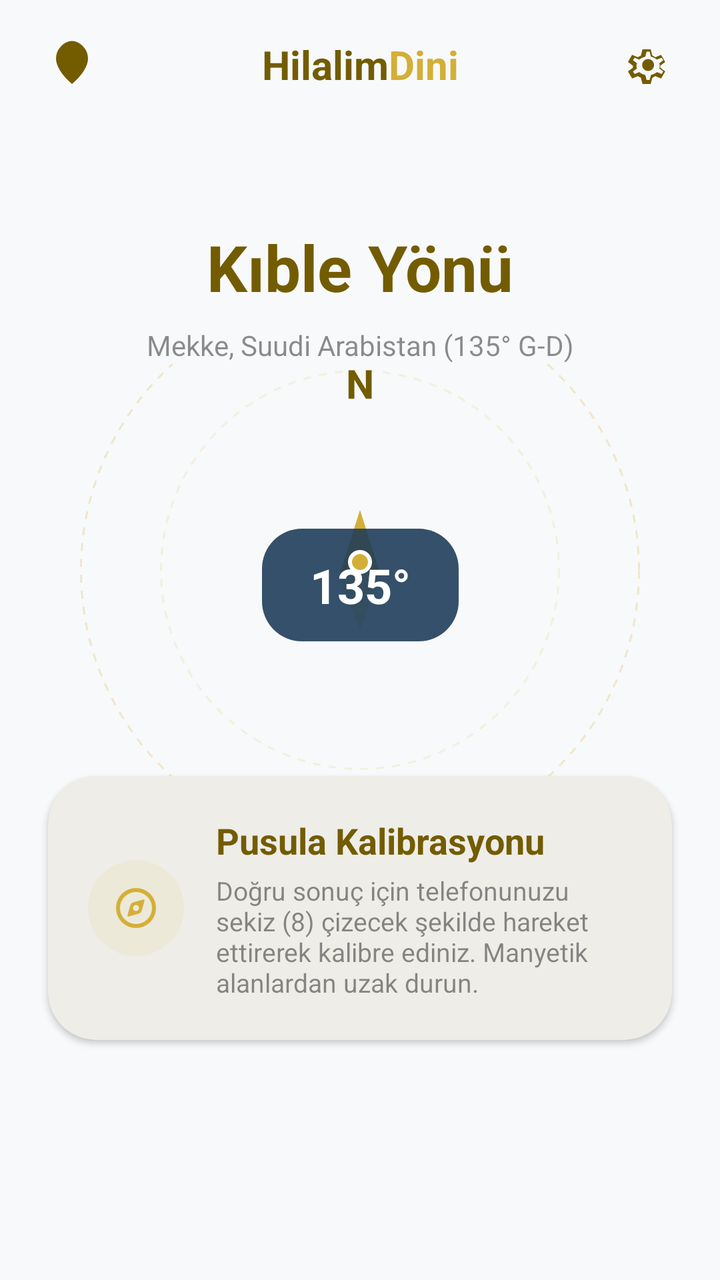
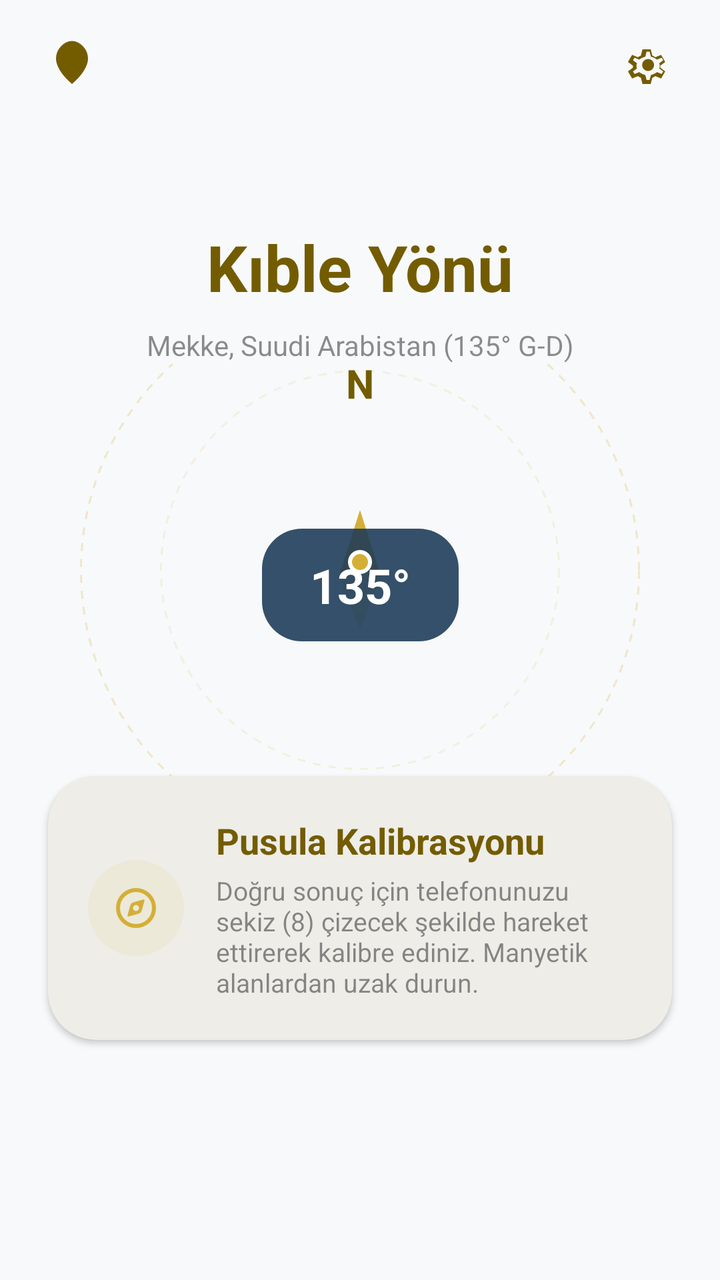

Before-and-after screenshots of an Android layout around one commit, followed by the original layout XML and the change that was made.
<!-- AndroidManifest.xml: application theme Theme.Hilalim -->
<!-- res/layout/fragment_kible.xml -->
<?xml version="1.0" encoding="utf-8"?>
<androidx.constraintlayout.widget.ConstraintLayout xmlns:android="http://schemas.android.com/apk/res/android"
    xmlns:app="http://schemas.android.com/apk/res-auto"
    xmlns:tools="http://schemas.android.com/tools"
    android:layout_width="match_parent"
    android:layout_height="match_parent"
    android:background="@color/neutral_bg"
    tools:context=".KibleFragment">

    
    <androidx.constraintlayout.widget.ConstraintLayout
        android:id="@+id/header_layout"
        android:layout_width="match_parent"
        android:layout_height="64dp"
        android:paddingHorizontal="16dp"
        app:layout_constraintTop_toTopOf="parent">

        <ImageView
            android:id="@+id/btn_location"
            android:layout_width="40dp"
            android:layout_height="40dp"
            android:padding="8dp"
            android:src="@drawable/ic_location_rounded"
            app:layout_constraintBottom_toBottomOf="parent"
            app:layout_constraintStart_toStartOf="parent"
            app:layout_constraintTop_toTopOf="parent"
            app:tint="@color/primary" />

        <TextView
            android:id="@+id/title_text"
            android:layout_width="wrap_content"
            android:layout_height="wrap_content"
            android:text="@string/app_name_part1"
            android:textColor="@color/primary"
            android:textSize="20sp"
            android:textStyle="bold"
            app:layout_constraintBottom_toBottomOf="parent"
            app:layout_constraintEnd_toStartOf="@+id/title_text_2"
            app:layout_constraintHorizontal_chainStyle="packed"
            app:layout_constraintStart_toStartOf="parent"
            app:layout_constraintTop_toTopOf="parent" />

        <TextView
            android:id="@+id/title_text_2"
            android:layout_width="wrap_content"
            android:layout_height="wrap_content"
            android:text="@string/app_name_part2"
            android:textColor="@color/secondary"
            android:textSize="20sp"
            android:textStyle="bold"
            app:layout_constraintBottom_toBottomOf="parent"
            app:layout_constraintEnd_toEndOf="parent"
            app:layout_constraintStart_toEndOf="@+id/title_text"
            app:layout_constraintTop_toTopOf="parent" />

        <ImageView
            android:id="@+id/btn_settings"
            android:layout_width="40dp"
            android:layout_height="40dp"
            android:padding="8dp"
            android:src="@drawable/ic_settings_rounded"
            app:layout_constraintBottom_toBottomOf="parent"
            app:layout_constraintEnd_toEndOf="parent"
            app:layout_constraintTop_toTopOf="parent"
            app:tint="@color/primary" />
    </androidx.constraintlayout.widget.ConstraintLayout>

    
    <TextView
        android:id="@+id/qibla_main_title"
        android:layout_width="wrap_content"
        android:layout_height="wrap_content"
        android:layout_marginTop="48dp"
        android:text="@string/qibla_title"
        android:textColor="@color/primary"
        android:textSize="32sp"
        android:textStyle="bold"
        app:layout_constraintEnd_toEndOf="parent"
        app:layout_constraintStart_toStartOf="parent"
        app:layout_constraintTop_toBottomOf="@id/header_layout" />

    <TextView
        android:id="@+id/qibla_subtitle"
        android:layout_width="wrap_content"
        android:layout_height="wrap_content"
        android:layout_marginTop="8dp"
        android:text="@string/qibla_location_mock"
        android:textColor="@color/text_muted"
        android:textSize="14sp"
        app:layout_constraintEnd_toEndOf="parent"
        app:layout_constraintStart_toStartOf="parent"
        app:layout_constraintTop_toBottomOf="@id/qibla_main_title" />

    
    <androidx.constraintlayout.widget.ConstraintLayout
        android:id="@+id/compass_container"
        android:layout_width="match_parent"
        android:layout_height="0dp"
        app:layout_constraintBottom_toTopOf="@id/calibration_card"
        app:layout_constraintTop_toBottomOf="@id/qibla_subtitle">

        <androidx.constraintlayout.widget.ConstraintLayout
            android:id="@+id/compass_area"
            android:layout_width="match_parent"
            android:layout_height="match_parent">

            
            <View
                android:id="@+id/outer_circle"
                android:layout_width="280dp"
                android:layout_height="280dp"
                android:background="@drawable/bg_compass_circle"
                app:layout_constraintBottom_toBottomOf="parent"
                app:layout_constraintEnd_toEndOf="parent"
                app:layout_constraintStart_toStartOf="parent"
                app:layout_constraintTop_toTopOf="parent" />

            
            <View
                android:id="@+id/inner_circle"
                android:layout_width="200dp"
                android:layout_height="200dp"
                android:alpha="0.5"
                android:background="@drawable/bg_compass_circle"
                app:layout_constraintBottom_toBottomOf="parent"
                app:layout_constraintEnd_toEndOf="parent"
                app:layout_constraintStart_toStartOf="parent"
                app:layout_constraintTop_toTopOf="parent" />

            
            <TextView
                android:layout_width="wrap_content"
                android:layout_height="wrap_content"
                android:text="N"
                android:textColor="@color/primary"
                android:textStyle="bold"
                android:textSize="20sp"
                app:layout_constraintBottom_toTopOf="@id/inner_circle"
                app:layout_constraintEnd_toEndOf="parent"
                app:layout_constraintStart_toStartOf="parent"
                android:layout_marginBottom="-20dp" />

            
            <ImageView
                android:id="@+id/qibla_indicator"
                android:layout_width="72dp"
                android:layout_height="72dp"
                android:contentDescription="@string/qibla_title"
                android:src="@drawable/ic_qibla_needle"
                app:layout_constraintBottom_toBottomOf="parent"
                app:layout_constraintEnd_toEndOf="parent"
                app:layout_constraintStart_toStartOf="parent"
                app:layout_constraintTop_toTopOf="parent" />

        </androidx.constraintlayout.widget.ConstraintLayout>

        
        <TextView
            android:id="@+id/degree_label"
            android:layout_width="wrap_content"
            android:layout_height="wrap_content"
            android:background="@drawable/bg_degree_label"
            android:paddingHorizontal="24dp"
            android:paddingVertical="12dp"
            android:text="@string/qibla_degree_mock"
            android:textColor="@color/white"
            android:textSize="24sp"
            android:textStyle="bold"
            app:layout_constraintBottom_toBottomOf="parent"
            app:layout_constraintEnd_toEndOf="parent"
            app:layout_constraintStart_toStartOf="parent"
            app:layout_constraintTop_toTopOf="parent"
            app:layout_constraintVertical_bias="0.55" />

        
        <View
            android:layout_width="12dp"
            android:layout_height="12dp"
            android:background="@drawable/ic_compass_point"
            app:layout_constraintBottom_toBottomOf="parent"
            app:layout_constraintEnd_toEndOf="parent"
            app:layout_constraintStart_toStartOf="parent"
            app:layout_constraintTop_toTopOf="parent"
            app:layout_constraintVertical_bias="0.48" />

    </androidx.constraintlayout.widget.ConstraintLayout>

    
    <com.google.android.material.card.MaterialCardView
        android:id="@+id/calibration_card"
        android:layout_width="match_parent"
        android:layout_height="wrap_content"
        android:layout_marginHorizontal="24dp"
        android:layout_marginBottom="120dp"
        app:cardCornerRadius="24dp"
        app:cardElevation="2dp"
        app:strokeWidth="0dp"
        app:layout_constraintBottom_toBottomOf="parent">

        <LinearLayout
            android:layout_width="match_parent"
            android:layout_height="wrap_content"
            android:gravity="center_vertical"
            android:orientation="horizontal"
            android:padding="20dp">

            <FrameLayout
                android:layout_width="48dp"
                android:layout_height="48dp"
                android:background="@drawable/bg_calibration_icon">

                <ImageView
                    android:layout_width="24dp"
                    android:layout_height="24dp"
                    android:layout_gravity="center"
                    android:src="@drawable/ic_kible"
                    app:tint="@color/secondary" />
            </FrameLayout>

            <LinearLayout
                android:layout_width="0dp"
                android:layout_height="wrap_content"
                android:layout_marginStart="16dp"
                android:layout_weight="1"
                android:orientation="vertical">

                <TextView
                    android:layout_width="wrap_content"
                    android:layout_height="wrap_content"
                    android:text="@string/calibration_title"
                    android:textColor="@color/primary"
                    android:textSize="18sp"
                    android:textStyle="bold" />

                <TextView
                    android:layout_width="wrap_content"
                    android:layout_height="wrap_content"
                    android:layout_marginTop="4dp"
                    android:text="@string/calibration_desc"
                    android:textColor="@color/text_muted"
                    android:textSize="13sp" />
            </LinearLayout>
        </LinearLayout>
    </com.google.android.material.card.MaterialCardView>

</androidx.constraintlayout.widget.ConstraintLayout>
<!-- resources referenced by this layout -->
<resources>
  <color name="neutral_bg">@color/md_theme_light_background</color>
  <color name="primary">@color/md_theme_light_primary</color>
  <color name="secondary">@color/sacred_gold</color>
  <color name="text_muted">#80191C1D</color>
  <color name="white">#FFFFFFFF</color>
  <!-- drawable bg_calibration_icon (drawable) -->
  <?xml version="1.0" encoding="utf-8"?>
  <shape xmlns:android="http://schemas.android.com/apk/res/android"
      android:shape="oval">
      <solid android:color="#15D4AF37" />
  </shape>
  <!-- drawable bg_compass_circle (drawable) -->
  <?xml version="1.0" encoding="utf-8"?>
  <shape xmlns:android="http://schemas.android.com/apk/res/android"
      android:shape="oval">
      <stroke
          android:width="1dp"
          android:color="#40D4AF37"
          android:dashWidth="4dp"
          android:dashGap="4dp" />
      <solid android:color="@android:color/transparent" />
  </shape>
  <!-- drawable bg_degree_label (drawable) -->
  <?xml version="1.0" encoding="utf-8"?>
  <shape xmlns:android="http://schemas.android.com/apk/res/android">
      <solid android:color="#E01B3A57" />
      <corners android:radius="20dp" />
  </shape>
  <!-- drawable ic_compass_point (drawable) -->
  <?xml version="1.0" encoding="utf-8"?>
  <shape xmlns:android="http://schemas.android.com/apk/res/android"
      android:shape="oval">
      <solid android:color="@color/secondary" />
      <stroke android:width="2dp" android:color="@color/white" />
  </shape>
  <!-- drawable ic_qibla_needle (drawable) -->
  <vector xmlns:android="http://schemas.android.com/apk/res/android"
      android:width="48dp"
      android:height="48dp"
      android:viewportWidth="48"
      android:viewportHeight="48">
      
      <path
          android:fillColor="#D4AF37"
          android:pathData="M24,4 L31,26 L24,22 L17,26 Z" />
      <path
          android:fillColor="#60D4AF37"
          android:pathData="M24,44 L17,26 L24,22 L31,26 Z" />
  </vector>
  <string name="app_name_part1">Hilalim</string>
  <string name="app_name_part2"> Dini</string>
  <string name="calibration_desc">Doğru sonuç için telefonunuzu sekiz (8) çizecek şekilde hareket ettirerek kalibre ediniz. Manyetik alanlardan uzak durun.</string>
  <string name="calibration_title">Pusula Kalibrasyonu</string>
  <string name="qibla_degree_mock" translatable="false">135°</string>
  <string name="qibla_location_mock" translatable="false">Mekke, Suudi Arabistan (135° G-D)</string>
  <string name="qibla_title">Kıble Yönü</string>
  <style name="Theme.Hilalim" parent="Base.Theme.Hilalim" />
  <color name="md_theme_light_background">#F8F9FA</color>
  <color name="md_theme_light_primary">#735C00</color>
  <color name="sacred_gold">#D4AF37</color>
  <color name="md_theme_light_onPrimary">#FFFFFF</color>
  <color name="md_theme_light_primaryContainer">#D4AF37</color>
  <color name="md_theme_light_onPrimaryContainer">#554300</color>
  <color name="md_theme_light_secondary">#5E5F5C</color>
  <color name="md_theme_light_onSecondary">#FFFFFF</color>
  <color name="md_theme_light_secondaryContainer">#E0E0DC</color>
  <color name="md_theme_light_onSecondaryContainer">#626360</color>
  <color name="md_theme_light_tertiary">#5F5F56</color>
  <color name="md_theme_light_onTertiary">#FFFFFF</color>
  <color name="md_theme_light_tertiaryContainer">#B4B3A8</color>
  <color name="md_theme_light_onTertiaryContainer">#45453D</color>
  <color name="md_theme_light_surface">#F8F9FA</color>
  <color name="md_theme_light_onSurface">#191C1D</color>
  <color name="md_theme_light_surfaceVariant">#E1E3E4</color>
  <color name="md_theme_light_onSurfaceVariant">#4D4635</color>
  <color name="md_theme_light_outline">#7F7663</color>
  <color name="md_theme_light_inverseSurface">#2E3132</color>
  <color name="md_theme_light_inverseOnSurface">#EFF1F2</color>
  <color name="md_theme_light_error">#BA1A1A</color>
  <color name="md_theme_light_onError">#FFFFFF</color>
  <color name="md_theme_light_errorContainer">#FFDAD6</color>
  <color name="md_theme_light_onErrorContainer">#93000A</color>
  <!-- unchanged entries left out for length: 4 -->
</resources>

<!-- the commit's change to res/layout/fragment_kible.xml (unified diff, before → after) -->
@@ -34,6 +34,7 @@
             android:textColor="@color/primary"
             android:textSize="20sp"
             android:textStyle="bold"
+            android:visibility="gone"
             app:layout_constraintBottom_toBottomOf="parent"
             app:layout_constraintEnd_toStartOf="@+id/title_text_2"
             app:layout_constraintHorizontal_chainStyle="packed"
@@ -48,6 +49,7 @@
             android:textColor="@color/secondary"
             android:textSize="20sp"
             android:textStyle="bold"
+            android:visibility="gone"
             app:layout_constraintBottom_toBottomOf="parent"
             app:layout_constraintEnd_toEndOf="parent"
             app:layout_constraintStart_toEndOf="@+id/title_text"
